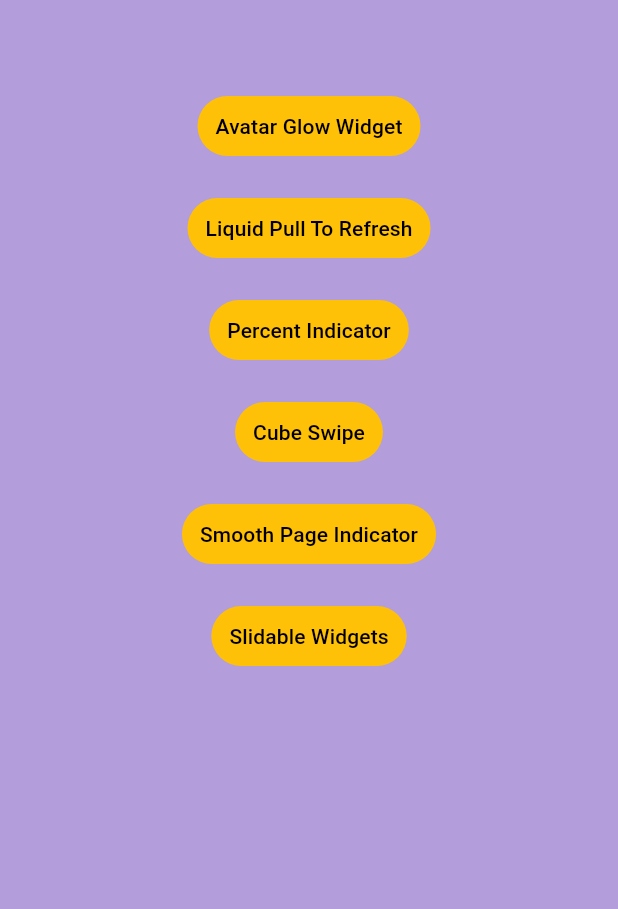
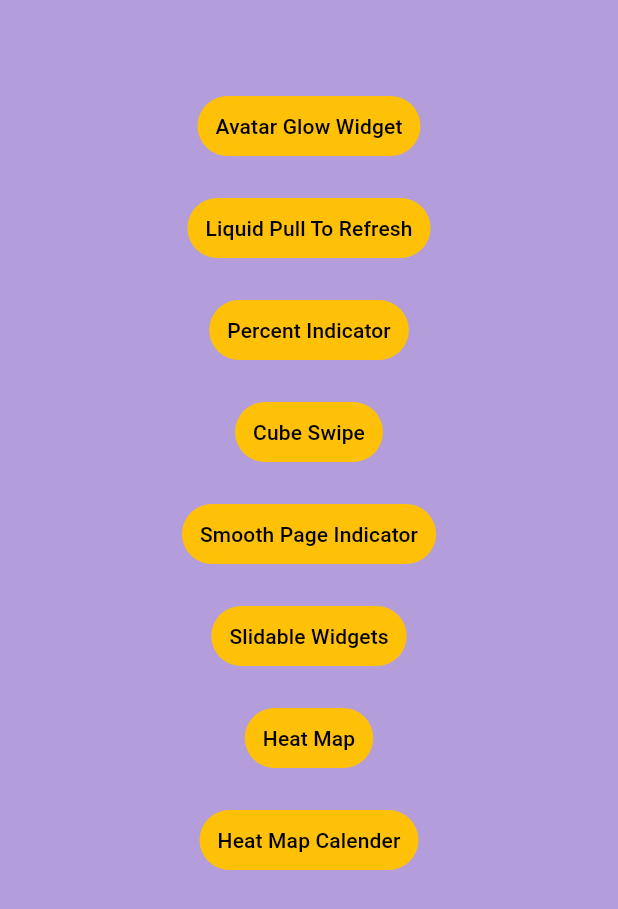
Before and after one commit to shobhitmh/flutter_advance_widgets, a Flutter app: the screen it shows after launch, on a phone screen of 412 x 824 dp. Shown: the top 909 px of the screen. Run offline on Flutter 3.47's test engine with Material 3 defaults, Android fonts, the phone set to English and light mode, and no system bars; our stand-ins replace avatar_glow, flutter_heatmap_calendar, flutter_slidable, google_fonts, liquid_pull_to_refresh, percent_indicator and 1 more; missing offline and left inert: flutter_carousel_slider.

Commit message:
New widget added

```diff
--- a/lib/main.dart
+++ b/lib/main.dart
@@ -1,6 +1,8 @@
 import 'package:flutter/material.dart';
 import 'package:flutter_fancy_widgets_ui/widgets/avatarglow.dart';
 import 'package:flutter_fancy_widgets_ui/widgets/cubeswipe.dart';
+import 'package:flutter_fancy_widgets_ui/widgets/eatmapcalender.dart';
+import 'package:flutter_fancy_widgets_ui/widgets/heatmap.dart';
 import 'package:flutter_fancy_widgets_ui/widgets/homepage.dart';
 import 'package:flutter_fancy_widgets_ui/widgets/liquidpullrefresh.dart';
 import 'package:flutter_fancy_widgets_ui/widgets/pageindicator.dart';
@@ -24,6 +26,8 @@ class Myapp extends StatelessWidget {
         '/cubeswipe': (context) => cubeswipe(),
         '/pageindi': (context) => pageindi(),
         '/Myslidedwid': (context) => Myslidedwid(),
+        '/heatmap': (context) => heatmap(),
+        '/heatmapcalender': (context) => calender(),
       },
       debugShowCheckedModeBanner: false,
       title: 'fancy flutter widgets UI Learning',
--- a/lib/widgets/homepage.dart
+++ b/lib/widgets/homepage.dart
@@ -141,6 +141,50 @@ class homepahe extends StatelessWidget {
                               MaterialStateProperty.all(Colors.amber),
                         )),
                   ],
+                ),
+                SizedBox(
+                  height: 20,
+                ),
+                Row(
+                  mainAxisAlignment: MainAxisAlignment.center,
+                  children: [
+                    TextButton(
+                        onPressed: () {
+                          Navigator.pushNamed(context, '/heatmap');
+                        },
+                        child: Text(
+                          'Heat Map',
+                          style: TextStyle(color: Colors.black),
+                        ),
+                        style: ButtonStyle(
+                          tapTargetSize: MaterialTapTargetSize.padded,
+                          overlayColor: MaterialStateProperty.all(Colors.white),
+                          backgroundColor:
+                              MaterialStateProperty.all(Colors.amber),
+                        )),
+                  ],
+                ),
+                SizedBox(
+                  height: 20,
+                ),
+                Row(
+                  mainAxisAlignment: MainAxisAlignment.center,
+                  children: [
+                    TextButton(
+                        onPressed: () {
+                          Navigator.pushNamed(context, '/heatmapcalender');
+                        },
+                        child: Text(
+                          'Heat Map Calender',
+                          style: TextStyle(color: Colors.black),
+                        ),
+                        style: ButtonStyle(
+                          tapTargetSize: MaterialTapTargetSize.padded,
+                          overlayColor: MaterialStateProperty.all(Colors.white),
+                          backgroundColor:
+                              MaterialStateProperty.all(Colors.amber),
+                        )),
+                  ],
                 )
               ],
             ),
--- a/lib/widgets/slidable_widget.dart
+++ b/lib/widgets/slidable_widget.dart
@@ -1,7 +1,6 @@
 import 'package:flutter/cupertino.dart';
 import 'package:flutter/material.dart';
 import 'package:flutter/widgets.dart';
-import 'package:flutter_fancy_widgets_ui/utilites/Mylisttikle.dart';
 import 'package:flutter_fancy_widgets_ui/utilites/data.dart';
 import 'package:flutter_slidable/flutter_slidable.dart';
 import 'package:google_fonts/google_fonts.dart';
--- a/pubspec.yaml
+++ b/pubspec.yaml
@@ -42,6 +42,7 @@ dependencies:
   smooth_page_indicator: ^1.1.0
   flutter_slidable: ^3.1.0
   google_fonts: ^6.2.1
+  flutter_heatmap_calendar: ^1.0.5
 
 dev_dependencies:
   flutter_test:
```
Also changed, not shown: lib/widgets/eatmapcalender.dart (added, +100 -0 lines), lib/widgets/heatmap.dart (added, +57 -0 lines), pubspec.lock.
